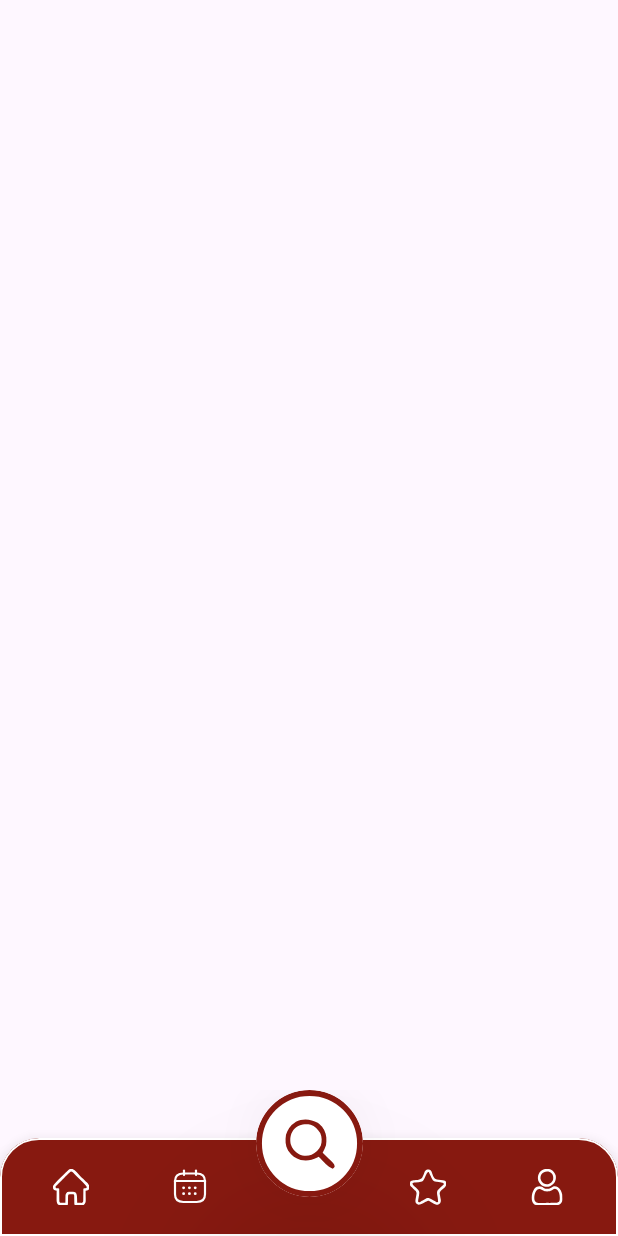
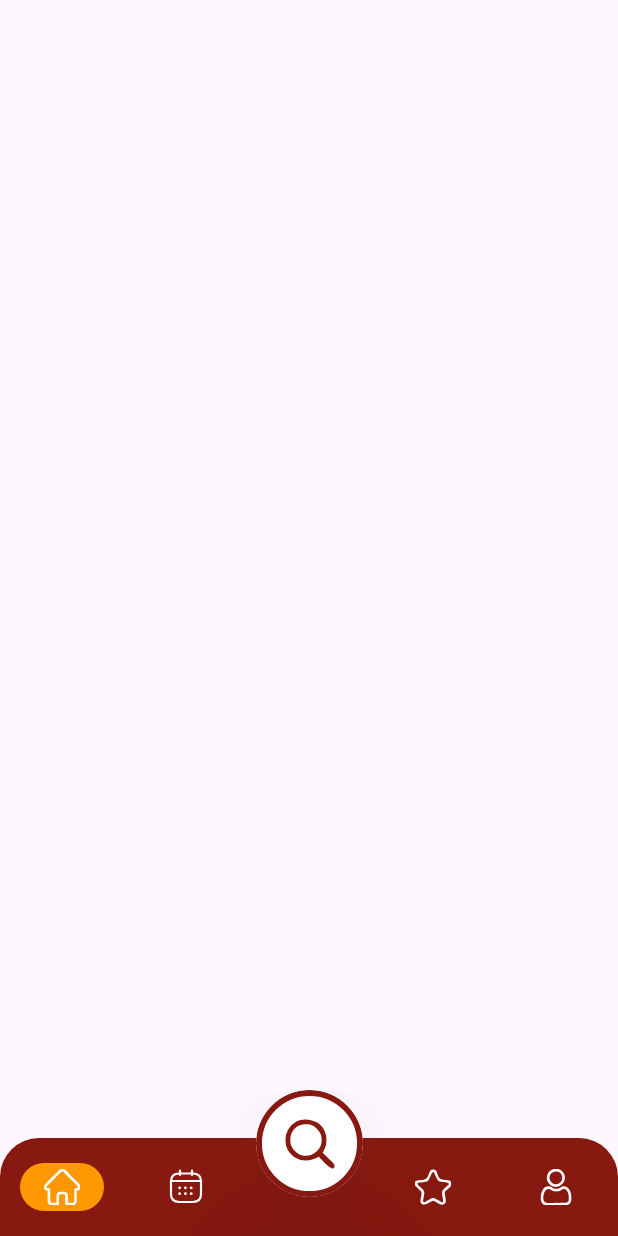
Before and after one commit to MansoorNisar92/just-bar-it-android, an Android app: the DashboardScreen screen opened directly, with no data from a screen before it, on a phone screen of 412 x 824 dp. Run offline under Robolectric (Android 15) with nearby library versions, the phone set to English and light mode, and no system bars; our stand-ins replace Dagger/Hilt's generated code, data binding, sdp/ssp sizes.

Commit message:
[Added bottomnavigation view]

```diff
--- a/app/build.gradle.kts
+++ b/app/build.gradle.kts
@@ -11,7 +11,7 @@ android {
 
     defaultConfig {
         applicationId = "com.android.app.justbarit"
-        minSdk = 24
+        minSdk = 26
         targetSdk = 33
         versionCode = 1
         versionName = "1.0"
--- a/app/src/main/java/com/android/app/justbarit/presentation/dashboard/DashboardScreen.kt
+++ b/app/src/main/java/com/android/app/justbarit/presentation/dashboard/DashboardScreen.kt
@@ -1,9 +1,15 @@
 package com.android.app.justbarit.presentation.dashboard
 
 import android.os.Bundle
+import android.view.MenuItem
+import android.view.View
+import android.view.animation.Animation
+import android.view.animation.AnimationUtils
+import com.android.app.justbarit.R
 import com.android.app.justbarit.databinding.ActivityDashboardBinding
 import com.android.app.justbarit.presentation.base.JustBarItBaseActvity
 import dagger.hilt.android.AndroidEntryPoint
+
 
 @AndroidEntryPoint
 class DashboardScreen : JustBarItBaseActvity() {
@@ -12,6 +18,21 @@ class DashboardScreen : JustBarItBaseActvity() {
         super.onCreate(savedInstanceState)
         binding = ActivityDashboardBinding.inflate(layoutInflater)
         setContentView(binding.root)
+        binding.includedBottomNavigationLayout.bottomNavigation.setOnItemSelectedListener {
+            onBottomNavItemClicked(it)
+            true
+        }
+    }
 
+    private fun onBottomNavItemClicked(item: MenuItem) {
+        val animation: Animation = AnimationUtils.loadAnimation(this, R.anim.scale_up)
+        val iconView = binding.includedBottomNavigationLayout.bottomNavigation.findViewById<View>(item.itemId)
+        iconView.startAnimation(animation)
+        when (item.itemId) {
+            R.id.action_home -> {}
+            R.id.action_calendar -> {}
+            R.id.action_star -> {}
+            R.id.action_profile -> {}
+        }
     }
 }
--- /dev/null
+++ b/app/src/main/res/anim/scale_up.xml
@@ -0,0 +1,11 @@
+<?xml version="1.0" encoding="utf-8"?>
+<set xmlns:android="http://schemas.android.com/apk/res/android">
+    <scale
+        android:fromXScale="1.0"
+        android:fromYScale="1.0"
+        android:toXScale="1.2"
+        android:toYScale="1.2"
+        android:pivotX="50%"
+        android:pivotY="50%"
+        android:duration="800" />
+</set>
--- a/app/src/main/res/layout/activity_dashboard.xml
+++ b/app/src/main/res/layout/activity_dashboard.xml
@@ -1,19 +1,23 @@
 <?xml version="1.0" encoding="utf-8"?>
-<androidx.constraintlayout.widget.ConstraintLayout xmlns:android="http://schemas.android.com/apk/res/android"
+<layout xmlns:android="http://schemas.android.com/apk/res/android"
     xmlns:app="http://schemas.android.com/apk/res-auto"
-    xmlns:tools="http://schemas.android.com/tools"
+    xmlns:tools="http://schemas.android.com/tools">
+
+    <androidx.constraintlayout.widget.ConstraintLayout
         android:layout_width="match_parent"
         android:layout_height="match_parent"
         tools:context=".presentation.dashboard.DashboardScreen">
 
         <androidx.constraintlayout.widget.ConstraintLayout
-        android:id="@+id/bottomNavigation"
+            android:id="@+id/bottomNavigationLayout"
             android:layout_width="0dp"
             android:layout_height="wrap_content"
             app:layout_constraintBottom_toBottomOf="parent"
             app:layout_constraintEnd_toEndOf="parent"
             app:layout_constraintStart_toStartOf="parent">
-        <include layout="@layout/bottom_navigation" />
+
+            <include android:id="@+id/includedBottomNavigationLayout" layout="@layout/bottom_navigation" />
         </androidx.constraintlayout.widget.ConstraintLayout>
 
     </androidx.constraintlayout.widget.ConstraintLayout>
+</layout>
--- a/app/src/main/res/layout/bottom_navigation.xml
+++ b/app/src/main/res/layout/bottom_navigation.xml
@@ -1,69 +1,23 @@
 <?xml version="1.0" encoding="utf-8"?>
-<androidx.constraintlayout.widget.ConstraintLayout xmlns:android="http://schemas.android.com/apk/res/android"
+<layout xmlns:android="http://schemas.android.com/apk/res/android"
     xmlns:app="http://schemas.android.com/apk/res-auto"
-    xmlns:tools="http://schemas.android.com/tools"
+    xmlns:tools="http://schemas.android.com/tools">
+
+    <androidx.constraintlayout.widget.ConstraintLayout
         android:layout_width="match_parent"
         android:layout_height="wrap_content">
 
-    <com.google.android.material.card.MaterialCardView
-        android:id="@+id/bottomNavBar"
+        <com.google.android.material.bottomnavigation.BottomNavigationView
+            android:id="@+id/bottomNavigation"
             style="@style/CustomCardViewStyle"
             android:layout_width="0dp"
             android:layout_height="@dimen/_50sdp"
-        android:backgroundTint="@color/nav_bar_color"
+            android:background="@color/nav_bar_color"
             app:layout_constraintBottom_toBottomOf="parent"
             app:layout_constraintEnd_toEndOf="parent"
-        app:layout_constraintStart_toStartOf="parent">
-
-        <androidx.appcompat.widget.LinearLayoutCompat
-            android:layout_width="match_parent"
-            android:layout_height="match_parent"
-            android:gravity="center_vertical"
-            android:weightSum="5">
-
-            <androidx.appcompat.widget.AppCompatImageButton
-                android:id="@+id/homeBtn"
-                android:layout_width="0dp"
-                android:layout_height="match_parent"
-                android:layout_weight="1"
-                android:background="?android:attr/selectableItemBackgroundBorderless"
-                app:srcCompat="@drawable/home_icon" />
-
-            <androidx.appcompat.widget.AppCompatImageButton
-                android:id="@+id/taskBtn"
-                android:layout_width="0dp"
-                android:layout_height="match_parent"
-                android:layout_weight="1"
-                android:background="?android:attr/selectableItemBackgroundBorderless"
-                android:src="@drawable/calendar_icon" />
-
-            <View
-                android:layout_width="0dp"
-                android:layout_height="wrap_content"
-                android:layout_weight="1"
-                android:visibility="invisible" />
-
-            <androidx.appcompat.widget.AppCompatImageButton
-                android:id="@+id/chatBtn"
-                android:layout_width="0dp"
-                android:layout_height="match_parent"
-                android:layout_weight="1"
-                android:background="?android:attr/selectableItemBackgroundBorderless"
-                android:src="@drawable/star_icon"
-
+            app:layout_constraintStart_toStartOf="parent"
+            app:menu="@menu/main_menu"
             />
-
-            <androidx.appcompat.widget.AppCompatImageButton
-                android:id="@+id/profileIV"
-                android:layout_width="0dp"
-                android:layout_height="match_parent"
-                android:layout_weight="1"
-                android:background="?android:attr/selectableItemBackgroundBorderless"
-                android:src="@drawable/profile_icon"
-                tools:ignore="SpeakableTextPresentCheck" />
-
-        </androidx.appcompat.widget.LinearLayoutCompat>
-    </com.google.android.material.card.MaterialCardView>
 
         <androidx.cardview.widget.CardView
             android:layout_width="@dimen/_55sdp"
@@ -88,3 +42,4 @@
                 app:srcCompat="@drawable/search_icon" />
         </androidx.cardview.widget.CardView>
     </androidx.constraintlayout.widget.ConstraintLayout>
+</layout>
--- a/app/src/main/res/menu/main_menu.xml
+++ b/app/src/main/res/menu/main_menu.xml
@@ -1,26 +1,28 @@
 <?xml version="1.0" encoding="utf-8"?>
 <menu xmlns:android="http://schemas.android.com/apk/res/android">
     <item
-        android:id="@+id/action_item1"
-        android:title="Item 1"
-        android:icon="@drawable/home_icon"/>
+        android:id="@+id/action_home"
+        android:icon="@drawable/home_icon"
+        android:title="Item 1" />
 
     <!-- Item 2 -->
     <item
-        android:id="@+id/action_item2"
-        android:title="Item 2"
-        android:icon="@drawable/home_icon"
-        />
+        android:id="@+id/action_calendar"
+        android:icon="@drawable/calendar_icon"
+        android:title="Item 2" />
 
     <item
-        android:id="@+id/action_item3"
+        android:id="@+id/action_fake"
+        android:title="" />
+
+    <item
+        android:id="@+id/action_star"
         android:title="Item 3"
         android:icon="@drawable/star_icon"
         />
 
     <item
-        android:id="@+id/action_item4"
-        android:title="Item 4"
+        android:id="@+id/action_profile"
         android:icon="@drawable/profile_icon"
-        />
+        android:title="Item 4" />
 </menu>
--- a/app/src/main/res/values/colors.xml
+++ b/app/src/main/res/values/colors.xml
@@ -5,4 +5,5 @@
     <color name="red">#FF2B00</color>
     <color name="blue">#2E3CFF</color>
     <color name="nav_bar_color">#871910</color>
+    <color name="bottom_navigation_tab_color">#FF9800</color>
 </resources>
--- a/app/src/main/res/values/themes.xml
+++ b/app/src/main/res/values/themes.xml
@@ -13,6 +13,14 @@
         <item name="cardElevation">14dp</item>
         <item name="strokeColor">@color/white</item>
         <item name="strokeWidth">@dimen/_1sdp</item>
+        <item name="labelVisibilityMode">unlabeled</item>
+        <item name="itemIconTint">@color/white</item>
+        <item name="itemActiveIndicatorStyle">@style/itemActiveIndicatorStyle</item>
+    </style>
+
+    <style name="itemActiveIndicatorStyle" parent="Widget.Material3.NavigationRailView.ActiveIndicator">
+        <item name="android:color">@color/bottom_navigation_tab_color</item>
+        <item name="android:animation">@anim/scale_up</item>
     </style>
 
     <style name="ShapeAppearanceOverlay_card_custom_corners" parent="">
```
Lines whose indentation alone changed are shown as unchanged.
